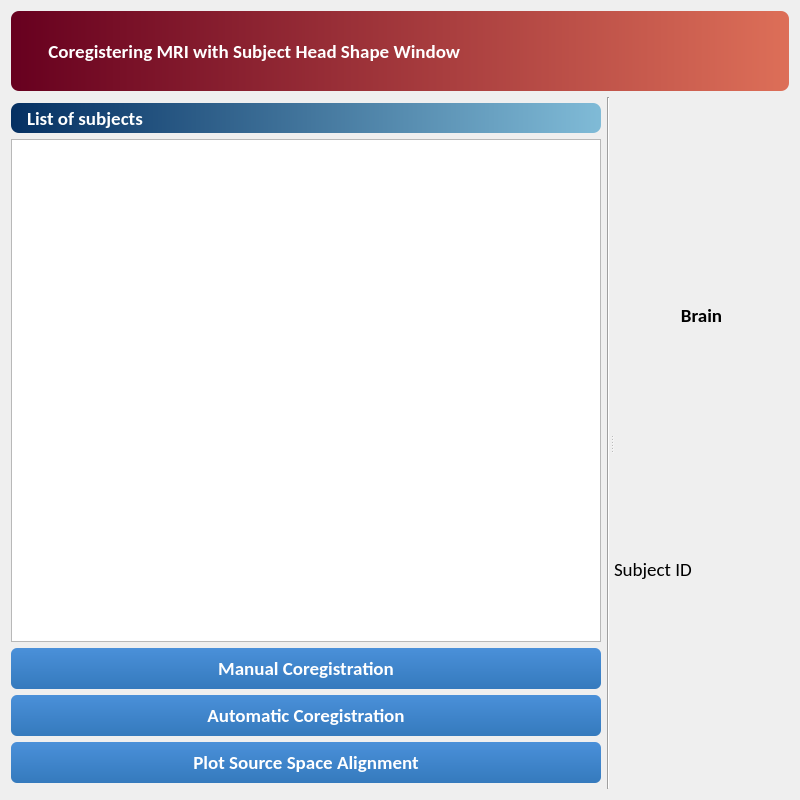
First picture: the form in EEG_COMET/ui/CoregistrationWindow.ui, repository eeg-comet/eeg-comet, before the edit.
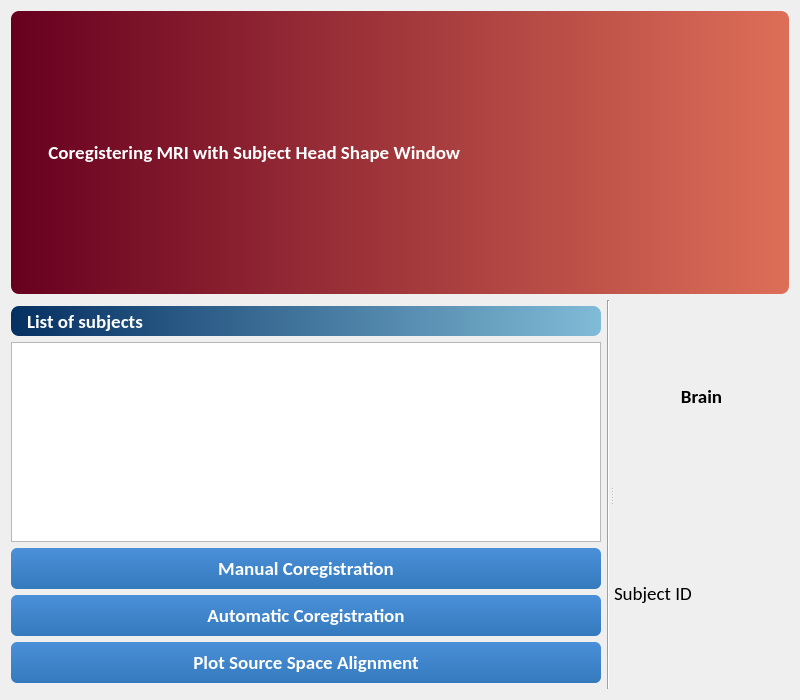
Second picture: the form after the edit.

```diff
--- a/EEG_COMET/ui/CoregistrationWindow.ui
+++ b/EEG_COMET/ui/CoregistrationWindow.ui
@@ -7,13 +7,13 @@
     <x>0</x>
     <y>0</y>
     <width>800</width>
-    <height>800</height>
+    <height>700</height>
    </rect>
   </property>
   <property name="minimumSize">
    <size>
-    <width>800</width>
-    <height>800</height>
+    <width>600</width>
+    <height>500</height>
    </size>
   </property>
   <property name="font">
@@ -60,7 +60,7 @@
          <property name="maximumSize">
           <size>
            <width>16777215</width>
-           <height>60</height>
+           <height>16777215</height>
           </size>
          </property>
          <property name="font">
@@ -115,7 +115,7 @@
          <property name="maximumSize">
           <size>
            <width>16777215</width>
-           <height>60</height>
+           <height>16777215</height>
           </size>
          </property>
          <property name="font">
@@ -170,7 +170,7 @@
          <property name="maximumSize">
           <size>
            <width>16777215</width>
-           <height>60</height>
+           <height>16777215</height>
           </size>
          </property>
          <property name="font">
@@ -262,7 +262,7 @@
          <property name="maximumSize">
           <size>
            <width>16777215</width>
-           <height>60</height>
+           <height>16777215</height>
           </size>
          </property>
          <property name="font">
@@ -305,7 +305,7 @@
          <property name="maximumSize">
           <size>
            <width>16777215</width>
-           <height>60</height>
+           <height>16777215</height>
           </size>
          </property>
          <property name="font">
@@ -340,7 +340,7 @@
          <property name="maximumSize">
           <size>
            <width>16777215</width>
-           <height>60</height>
+           <height>16777215</height>
           </size>
          </property>
          <property name="text">
@@ -366,13 +366,13 @@
      <property name="minimumSize">
       <size>
        <width>0</width>
-       <height>60</height>
+         <height>32</height>
       </size>
      </property>
      <property name="maximumSize">
       <size>
        <width>16777215</width>
-       <height>80</height>
+         <height>16777215</height>
       </size>
      </property>
      <property name="font">
```
Lines whose indentation alone changed are shown as unchanged.
